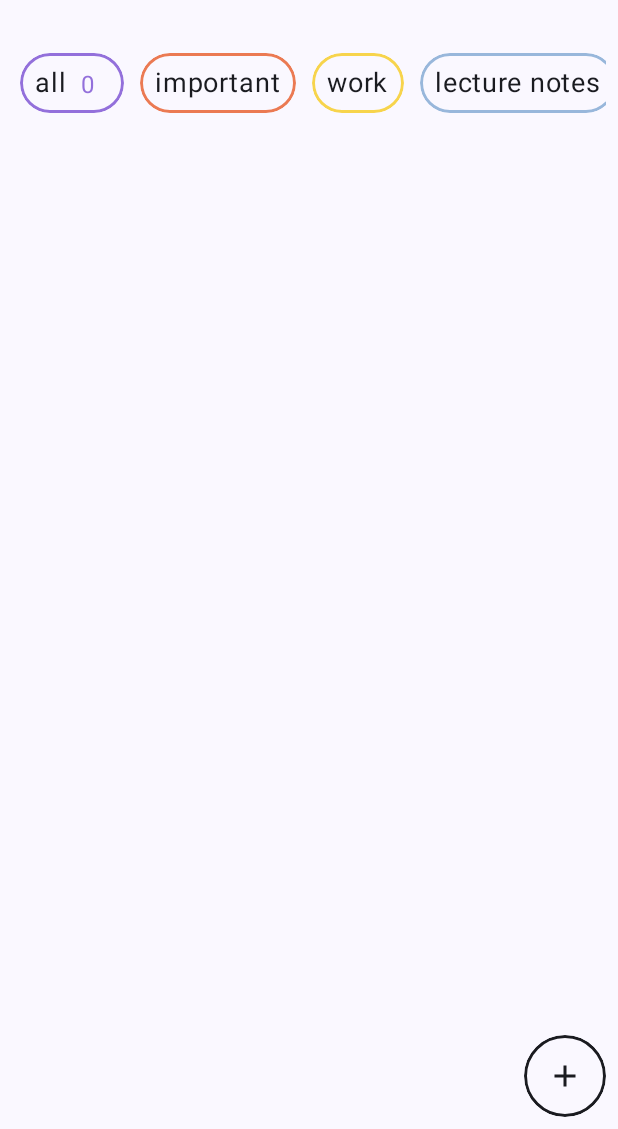
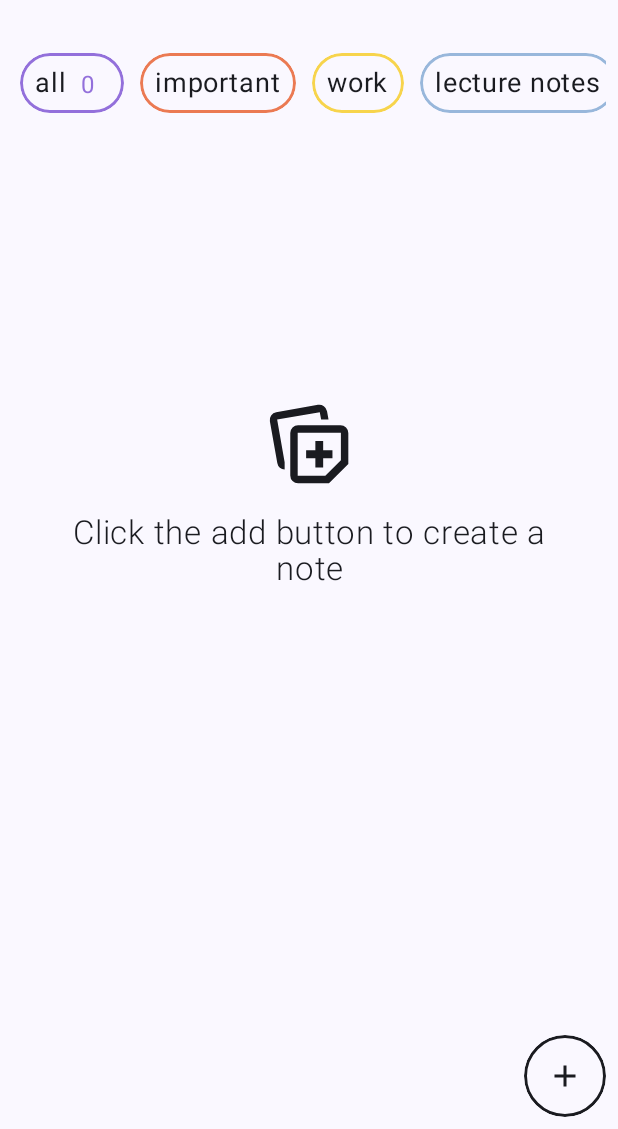
Before and after one commit to wallacesintra/NoteDown, an Android app built with Jetpack Compose: the screen it shows after launch (MainActivity), on a phone screen of 412 x 824 dp, the part 107-1236 px from its top. Run offline under Robolectric (Android 15) with nearby library versions, the phone set to English and light mode, and no system bars; our stand-ins replace Room's generated code.

```diff
--- /dev/null
+++ b/app/src/main/java/com/example/notedown/presentation/components/EmptyNoteList.kt
@@ -0,0 +1,51 @@
+package com.example.notedown.presentation.components
+
+import androidx.compose.foundation.layout.Arrangement
+import androidx.compose.foundation.layout.Column
+import androidx.compose.foundation.layout.fillMaxHeight
+import androidx.compose.foundation.layout.fillMaxWidth
+import androidx.compose.foundation.layout.padding
+import androidx.compose.foundation.layout.size
+import androidx.compose.material3.Icon
+import androidx.compose.material3.Text
+import androidx.compose.runtime.Composable
+import androidx.compose.ui.Alignment
+import androidx.compose.ui.Modifier
+import androidx.compose.ui.res.painterResource
+import androidx.compose.ui.text.font.FontWeight
+import androidx.compose.ui.text.style.TextAlign
+import androidx.compose.ui.tooling.preview.Preview
+import androidx.compose.ui.unit.dp
+import androidx.compose.ui.unit.sp
+import com.example.notedown.R
+
+
+@Preview(showBackground = true, showSystemUi = true)
+@Composable
+fun EmptyNoteList(){
+    Column(
+        verticalArrangement = Arrangement.Center,
+        horizontalAlignment = Alignment.CenterHorizontally,
+        modifier = Modifier
+            .padding(10.dp)
+            .fillMaxWidth()
+            .fillMaxHeight(0.7f)
+    ) {
+        Icon(
+            painter = painterResource(id = R.drawable.add_note),
+            contentDescription = "empty list",
+            modifier = Modifier
+                .padding(8.dp)
+                .size(60.dp)
+        )
+
+        Text(
+            text = "Click the add button to create a note",
+            fontSize = 22.sp,
+            textAlign = TextAlign.Center,
+            fontWeight = FontWeight.W300,
+            modifier = Modifier.padding(8.dp)
+        )
+
+    }
+}
--- a/app/src/main/java/com/example/notedown/presentation/navigation/NavigationHost.kt
+++ b/app/src/main/java/com/example/notedown/presentation/navigation/NavigationHost.kt
@@ -2,9 +2,23 @@ package com.example.notedown.presentation.navigation
 
 import android.os.Build
 import androidx.annotation.RequiresApi
+import androidx.compose.animation.AnimatedContentTransitionScope
+import androidx.compose.animation.EnterTransition
+import androidx.compose.animation.ExitTransition
+import androidx.compose.animation.core.EaseIn
+import androidx.compose.animation.core.EaseOut
+import androidx.compose.animation.core.FastOutSlowInEasing
+import androidx.compose.animation.core.LinearEasing
+import androidx.compose.animation.core.LinearOutSlowInEasing
+import androidx.compose.animation.core.tween
+import androidx.compose.animation.fadeIn
+import androidx.compose.animation.fadeOut
+import androidx.compose.animation.slideIn
+import androidx.compose.animation.slideOut
 import androidx.compose.runtime.Composable
 import androidx.compose.runtime.collectAsState
 import androidx.compose.runtime.getValue
+import androidx.compose.ui.unit.IntOffset
 import androidx.lifecycle.viewmodel.compose.viewModel
 import androidx.navigation.compose.NavHost
 import androidx.navigation.compose.composable
@@ -32,9 +46,13 @@ fun NavigationHost(){
 
     NavHost(
         navController = navController,
-        startDestination = Screens.Home.route
+        startDestination = Screens.Home.route,
+        enterTransition = { EnterTransition.None},
+        exitTransition = { ExitTransition.None}
     ) {
-        composable(Screens.Home.route) { Home(
+        composable(
+            Screens.Home.route,
+        ) { Home(
             navController = navController,
             noteList = homeUiState.noteList,
             categoryList = allCategories,
@@ -55,7 +73,17 @@ fun NavigationHost(){
 
         composable(
             Screens.Note.route,
-            arguments =Screens.Note.navArguments
+            arguments =Screens.Note.navArguments,
+            enterTransition = {
+                slideIn(tween(500, easing = LinearOutSlowInEasing)){
+                    IntOffset(100, -50)
+                }
+            },
+            exitTransition = {
+                slideOut(tween(400, easing = FastOutSlowInEasing)){
+                    IntOffset(-100, 50)
+                }
+            }
             ) {
                 val noteId = it.arguments?.getInt("noteId")
                 if (noteId != null) {
--- a/app/src/main/java/com/example/notedown/presentation/screens/Home.kt
+++ b/app/src/main/java/com/example/notedown/presentation/screens/Home.kt
@@ -27,6 +27,7 @@ import com.example.notedown.R
 import com.example.notedown.data.local.NoteEntity
 import com.example.notedown.presentation.components.BtnAddNote
 import com.example.notedown.presentation.components.CategoryCard
+import com.example.notedown.presentation.components.EmptyNoteList
 import com.example.notedown.presentation.components.NoteCard
 import com.example.notedown.presentation.events.HomeEvents
 import com.example.notedown.presentation.models.Category
@@ -77,6 +78,10 @@ fun Home(
                     )
                 }
             }
+
+            if (noteList.isEmpty()){
+                EmptyNoteList()
+            } else {
                 LazyVerticalGrid(
                     columns = GridCells.Adaptive(minSize = 160.dp)
                 ) {
@@ -92,6 +97,8 @@ fun Home(
                 }
             }
 
+        }
+
 //        BtnAddNote( modifier = Modifier.align(Alignment.BottomEnd))
         Box(
             modifier = Modifier
--- a/app/src/main/java/com/example/notedown/presentation/viewmodels/HomeViewModel.kt
+++ b/app/src/main/java/com/example/notedown/presentation/viewmodels/HomeViewModel.kt
@@ -64,8 +64,8 @@ class HomeViewModel(
 
     @RequiresApi(Build.VERSION_CODES.O)
     private fun addNewNote(type: String){
-        val title: String = "Untitled"
-        val notes: String = "start writing note"
+        val title: String = ""
+        val notes: String = ""
         val currentTime = LocalDate.now()
 
         val noteElement = NoteEntity(
--- /dev/null
+++ b/app/src/main/res/drawable/add_note.xml
@@ -0,0 +1,9 @@
+<vector xmlns:android="http://schemas.android.com/apk/res/android"
+    android:width="48dp"
+    android:height="48dp"
+    android:viewportWidth="960"
+    android:viewportHeight="960">
+  <path
+      android:pathData="M280.17,815.65v-451.74q0,-34.78 24.4,-59.54 24.39,-24.76 58.78,-24.76h452.3q34.97,0 59.36,24.38 24.38,24.39 24.38,59.36v329.78L693.13,898.83L363.35,898.83q-34.74,0 -58.96,-24.22t-24.22,-58.96ZM62.61,238.22q-6.57,-33.96 13.53,-62.43 20.1,-28.46 53.95,-34.01l445.87,-79.17q33.95,-5.57 62.41,13.95 28.46,19.51 34.04,53.74l15.72,89.31h-78.74l-14.43,-79.35 -454.7,78.87 79.91,455.74v78.43q-29.13,-1.13 -51.2,-19.85 -22.08,-18.73 -27.19,-49.93l-79.17,-445.3ZM359.39,358.83v460.78h294.48l166.3,-165.74v-295.04L359.39,358.83ZM590,589ZM547.91,729.61h83.18v-98.52h99.08v-83.18h-99.08v-99.08h-83.18v99.08h-98.52v83.18h98.52v98.52Z"
+      android:fillColor="#e8eaed"/>
+</vector>
```
Also changed, not shown: app/src/main/java/com/example/notedown/presentation/components/BtnEditNote.kt (+25 -18 lines), app/src/main/java/com/example/notedown/presentation/components/Note.kt (+10 -6 lines), app/src/main/java/com/example/notedown/presentation/components/NoteCard.kt (+4 -5 lines). Lines whose indentation alone changed are shown as unchanged.
